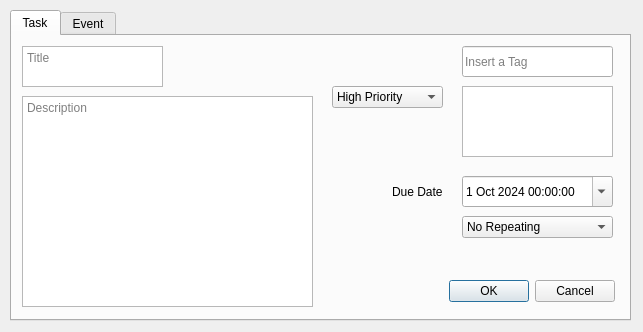
This is App/AddWindow.ui in BadrGello/Task-Management-App as Qt 5 draws it before an edit. The edited form follows.
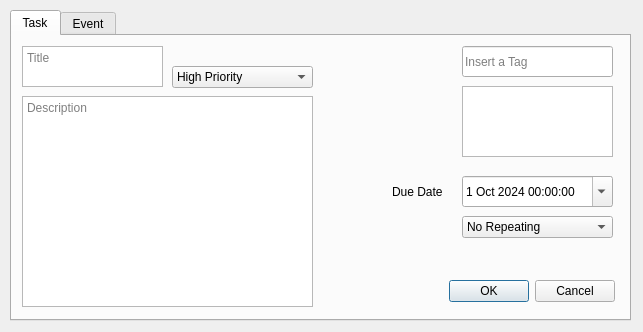
This is the edited form.

```diff
--- a/App/AddWindow.ui
+++ b/App/AddWindow.ui
@@ -184,9 +184,9 @@
     <widget class="QComboBox" name="TaskPriorityValue">
      <property name="geometry">
       <rect>
-       <x>320</x>
-       <y>50</y>
-       <width>111</width>
+       <x>160</x>
+       <y>30</y>
+       <width>141</width>
        <height>22</height>
       </rect>
      </property>
```
